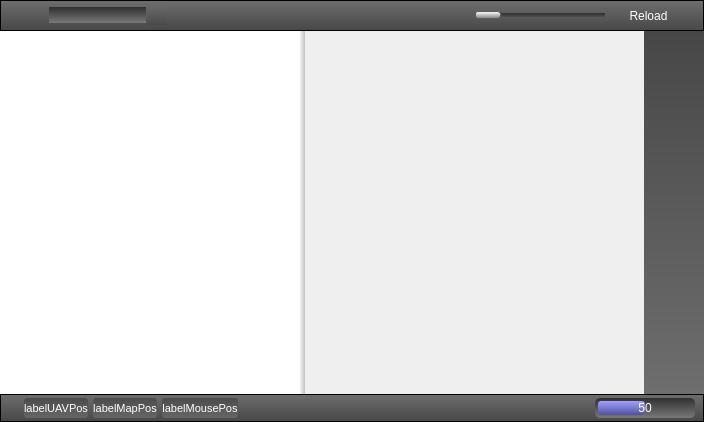
Above: ground/src/plugins/opmap/opmap_widget.ui from openpilot/OpenPilot before the change. Below: the same form after it.
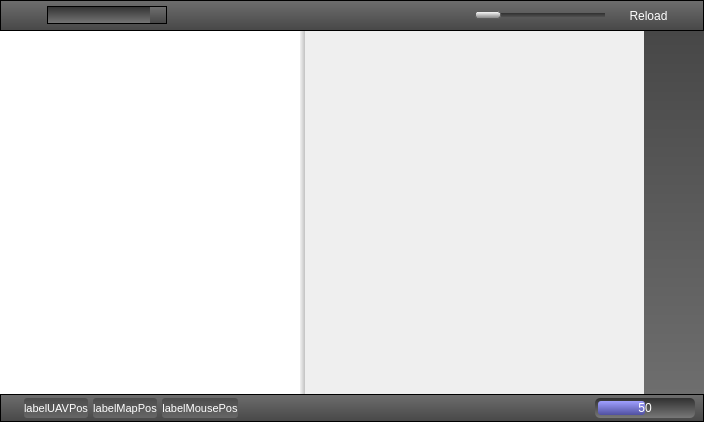
That is the form after the change. Icons and pictures are not drawn.

Commit message: Fixed new map tooltips. 'Maybe' fixed the 'find place' combobox border colour problem on the new map plug-in. Mouse context menu now only pops up when user clicks within map area on the new map plug-in.

Diff of the .ui file:
```diff
--- a/ground/src/plugins/opmap/opmap_widget.ui
+++ b/ground/src/plugins/opmap/opmap_widget.ui
@@ -118,37 +118,30 @@
 QComboBox {
 background-color: qlineargradient(spread:pad, x1:0.5, y1:0, x2:0.5, y2:1, stop:0 rgba(48, 48, 48, 255), stop:1 rgba(120, 120, 120, 255));
 color: rgb(255, 255, 255);
+border: 1px solid black; 
+border-radius: 0px;
 }
 QComboBox::down-arrow:on {
 background-color: qlineargradient(spread:pad, x1:0.5, y1:0, x2:0.5, y2:1, stop:0 rgba(48, 48, 48, 255), stop:1 rgba(120, 120, 120, 255));
-top: 1px; left: 1px;	/* shift the arrow when popup is open */
+top: 1px; left: 1px;	/* move the arrow when the popup is open */
 }
 QComboBox::down-arrow {
      image: url(:/opmap/images/combobox_down_arrow.png);
 }
 QComboBox:drop-down {
 background-color: qlineargradient(spread:pad, x1:0.5, y1:0, x2:0.5, y2:1, stop:0 rgba(110, 110, 110, 255), stop:1 rgba(71, 71, 71, 255));
-     subcontrol-origin: padding;
+/*     subcontrol-origin: padding;
      subcontrol-position: top right;
      border-left-style: 1px solid white;
      border-top-right-radius: 1px;
-     border-bottom-right-radius: 1px;
+     border-bottom-right-radius: 1px; */
 }
 QComboBox QAbstractItemView { /* the drop down list */
 background-color: rgb(255, 255, 255);
 color: rgb(0, 0, 0);
-border: 2px solid darkgray;
-selection-background-color: lightgray;
-border-radius: 3px;
-}
-
-QToolTip {
-background-color: white;
-color: black;
 border: 1px solid black;
-padding: 5px;
-border-radius: 3px;
-/* opacity: 170; */ 
+selection-background-color: rgb(128, 128, 128);
+border-radius: 2px;
 }
 </string>
        </property>
```
Left out of the diff: 29 changed lines with no effect on the pictures. The commit also changes 6 other files.
